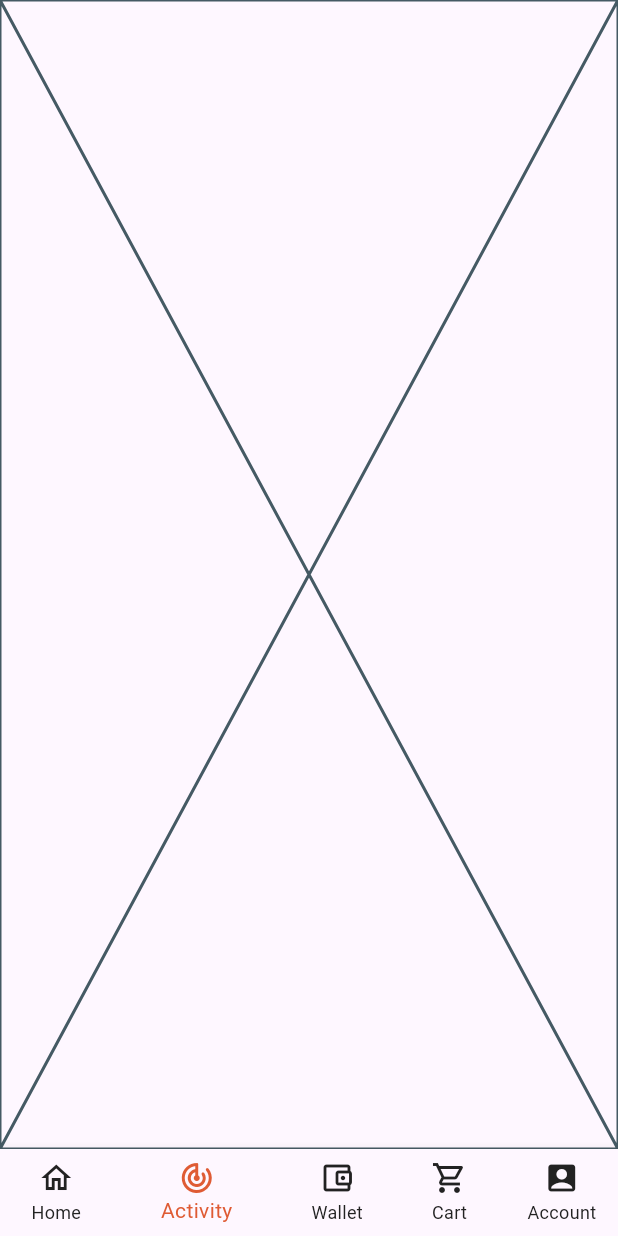
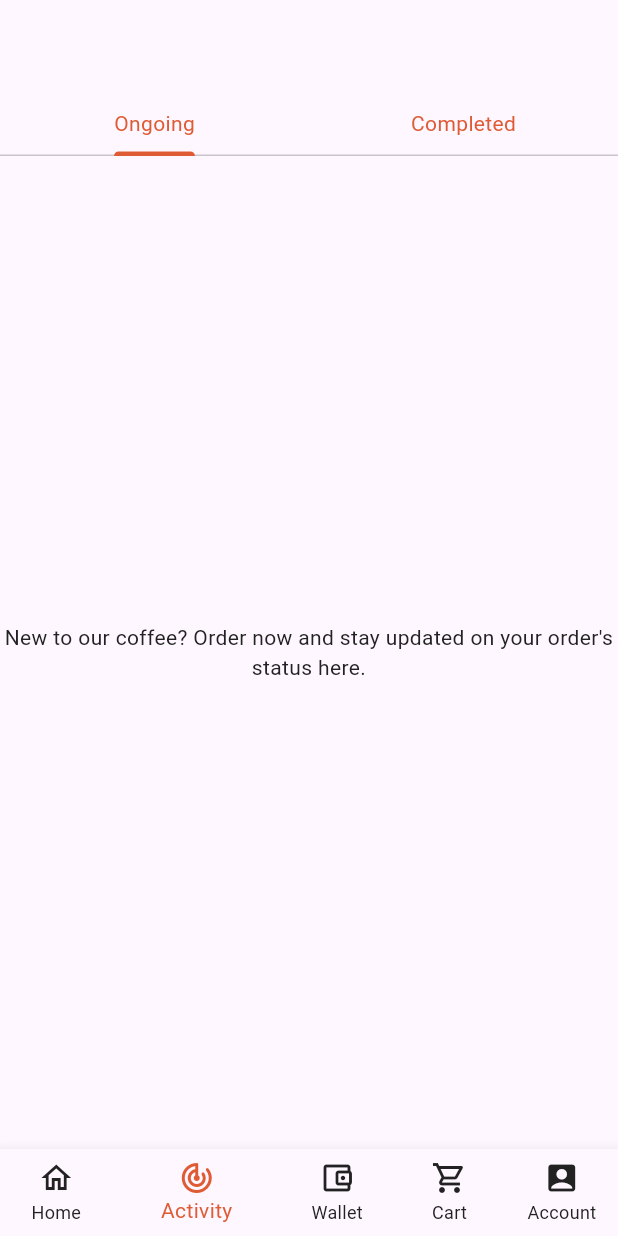
Before and after one commit to edilberto-pajunar/pocofino, a Flutter app: the screen it shows after launch, item 2 of the bottom bar chosen, on a phone screen of 412 x 824 dp. Run offline on Flutter 3.47's test engine with Material 3 defaults, Android fonts, the light colour scheme and no system bars; our stand-ins replace auto_route; network calls fail.

Commit message:
Update activity screen

```diff
--- a/lib/config/router/router.dart
+++ b/lib/config/router/router.dart
@@ -10,7 +10,10 @@ class AppRouter extends $AppRouter {
           page: HomeNavigationRoute.page,
           children: [
             AutoRoute(page: HomeRoute.page),
-            AutoRoute(page: ActivityRoute.page),
+            AutoRoute(page: ActivityNavigationRoute.page, children: [
+              AutoRoute(page: ActivityOngoingRoute.page),
+              AutoRoute(page: ActivityCompletedRoute.page),
+            ]),
             AutoRoute(page: WalletRoute.page),
             AutoRoute(page: CartRoute.page),
             AutoRoute(page: AccountRoute.page),
--- /dev/null
+++ b/lib/views/screens/activity/activity_navigation_screen.dart
@@ -0,0 +1,48 @@
+import 'package:auto_route/auto_route.dart';
+import 'package:flutter/material.dart';
+import 'package:pocofino/config/strings/color.dart';
+import 'package:pocofino/views/screens/activity/completed_screen.dart';
+import 'package:pocofino/views/screens/activity/ongoing_screen.dart';
+
+@RoutePage()
+class ActivityNavigationScreen extends StatelessWidget {
+  const ActivityNavigationScreen({super.key});
+
+  @override
+  Widget build(BuildContext context) {
+    final ThemeData theme = Theme.of(context);
+
+    return DefaultTabController(
+      length: 2,
+      child: Scaffold(
+        appBar: AppBar(
+          bottom: TabBar(
+            tabs: [
+              Text(
+                "Ongoing",
+                style: theme.textTheme.bodyMedium!.copyWith(
+                  color: ColorTheme.primaryColor,
+                ),
+              ),
+              Text(
+                "Completed",
+                style: theme.textTheme.bodyMedium!.copyWith(
+                  color: ColorTheme.primaryColor,
+                ),
+              ),
+            ],
+            unselectedLabelColor: ColorTheme.primaryColor,
+            indicatorColor: ColorTheme.primaryColor,
+            labelPadding: const EdgeInsets.only(bottom: 10),
+          ),
+        ),
+        body: const TabBarView(
+          children: [
+            ActivityOngoingScreen(),
+            ActivityCompletedScreen(),
+          ],
+        ),
+      ),
+    );
+  }
+}
--- a/lib/views/screens/activity/activity_screen.dart
+++ /dev/null
@@ -1,12 +0,0 @@
-import 'package:auto_route/auto_route.dart';
-import 'package:flutter/material.dart';
-
-@RoutePage()
-class ActivityScreen extends StatelessWidget {
-  const ActivityScreen({super.key});
-
-  @override
-  Widget build(BuildContext context) {
-    return const Placeholder();
-  }
-}
--- /dev/null
+++ b/lib/views/screens/activity/completed_screen.dart
@@ -0,0 +1,19 @@
+import 'package:auto_route/auto_route.dart';
+import 'package:flutter/material.dart';
+
+@RoutePage()
+class ActivityCompletedScreen extends StatelessWidget {
+  const ActivityCompletedScreen({super.key});
+
+  @override
+  Widget build(BuildContext context) {
+    return const Scaffold(
+      body: Center(
+        child: Text(
+          "New to our coffee? Order now and stay updated on your order's status here.",
+          textAlign: TextAlign.center,
+        ),
+      ),
+    );
+  }
+}
--- /dev/null
+++ b/lib/views/screens/activity/ongoing_screen.dart
@@ -0,0 +1,19 @@
+import 'package:auto_route/auto_route.dart';
+import 'package:flutter/material.dart';
+
+@RoutePage()
+class ActivityOngoingScreen extends StatelessWidget {
+  const ActivityOngoingScreen({super.key});
+
+  @override
+  Widget build(BuildContext context) {
+    return const Scaffold(
+      body: Center(
+        child: Text(
+          "New to our coffee? Order now and stay updated on your order's status here.",
+          textAlign: TextAlign.center,
+        ),
+      ),
+    );
+  }
+}
--- a/lib/views/screens/home_navigation_screen.dart
+++ b/lib/views/screens/home_navigation_screen.dart
@@ -20,7 +20,7 @@ class HomeNavigationScreen extends StatelessWidget {
     return AutoTabsScaffold(
       routes: const [
         HomeRoute(),
-        ActivityRoute(),
+        ActivityNavigationRoute(),
         WalletRoute(),
         CartRoute(),
         AccountRoute(),
```
Also changed, not shown: lib/config/router/router.gr.dart.
